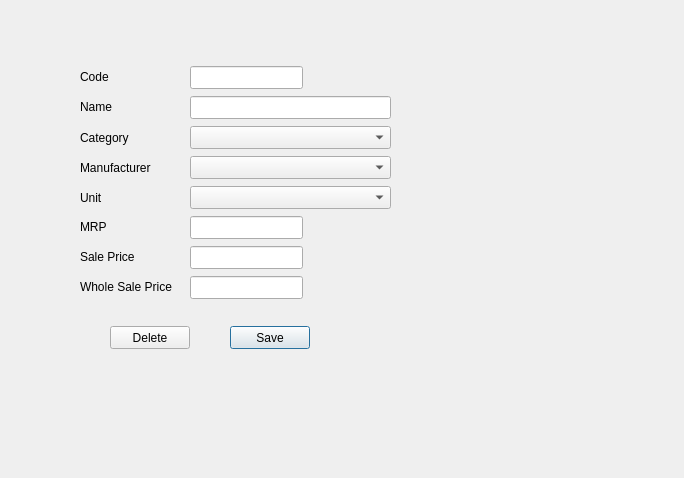
thamizha/angadi, file src/productform.ui: the form before one commit.
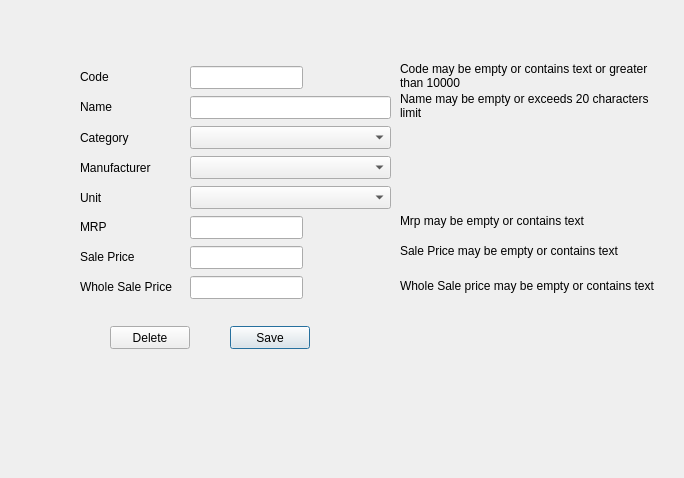
The form after the commit.

Commit message: Validation done in Product form

```diff
--- a/src/productform.ui
+++ b/src/productform.ui
@@ -226,6 +226,83 @@
     <string>Manufacturer</string>
    </property>
   </widget>
+  <widget class="QLabel" name="labelCodeValid">
+   <property name="geometry">
+    <rect>
+     <x>400</x>
+     <y>60</y>
+     <width>261</width>
+     <height>31</height>
+    </rect>
+   </property>
+   <property name="text">
+    <string>Code may be empty or contains text or greater than 10000</string>
+   </property>
+   <property name="scaledContents">
+    <bool>true</bool>
+   </property>
+   <property name="wordWrap">
+    <bool>true</bool>
+   </property>
+  </widget>
+  <widget class="QLabel" name="labelNameValid">
+   <property name="geometry">
+    <rect>
+     <x>400</x>
+     <y>90</y>
+     <width>261</width>
+     <height>31</height>
+    </rect>
+   </property>
+   <property name="text">
+    <string>Name may be empty or exceeds 20 characters limit</string>
+   </property>
+   <property name="wordWrap">
+    <bool>true</bool>
+   </property>
+  </widget>
+  <widget class="QLabel" name="labelMrpValid">
+   <property name="geometry">
+    <rect>
+     <x>400</x>
+     <y>210</y>
+     <width>261</width>
+     <height>21</height>
+    </rect>
+   </property>
+   <property name="text">
+    <string>Mrp may be empty or contains text</string>
+   </property>
+  </widget>
+  <widget class="QLabel" name="labelSalePriceValid">
+   <property name="geometry">
+    <rect>
+     <x>400</x>
+     <y>240</y>
+     <width>261</width>
+     <height>21</height>
+    </rect>
+   </property>
+   <property name="text">
+    <string>Sale Price may be empty or contains text</string>
+   </property>
+  </widget>
+  <widget class="QLabel" name="labelWholeSalePriceValid">
+   <property name="geometry">
+    <rect>
+     <x>400</x>
+     <y>270</y>
+     <width>261</width>
+     <height>31</height>
+    </rect>
+   </property>
+   <property name="text">
+    <string>Whole Sale price may be empty or contains text</string>
+   </property>
+   <property name="wordWrap">
+    <bool>true</bool>
+   </property>
+  </widget>
  </widget>
  <tabstops>
   <tabstop>lineEditCode</tabstop>
```
The commit also changes 3 other files.
